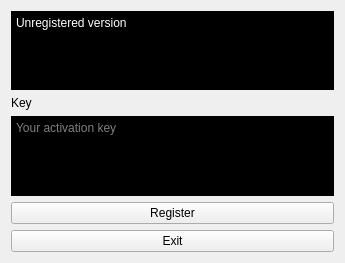
Above: Qt_VMProtect_WebLM-master/Qt_VMProtect_WebLM/ActivationForm.ui from Ampdale/license-system before the change. Below: the same form after it.
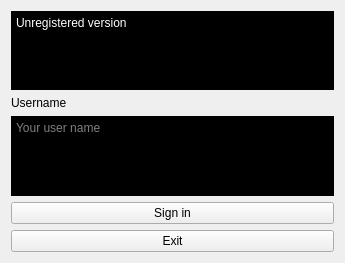
That is the form after the change.

Patch:
```diff
--- a/Qt_VMProtect_WebLM-master/Qt_VMProtect_WebLM/ActivationForm.ui
+++ b/Qt_VMProtect_WebLM-master/Qt_VMProtect_WebLM/ActivationForm.ui
@@ -49,7 +49,7 @@
          <item row="0" column="0">
           <widget class="QLabel" name="label_key">
            <property name="text">
-            <string>Key</string>
+            <string>Username</string>
            </property>
           </widget>
          </item>
@@ -60,7 +60,7 @@
 color: rgb(255, 255, 255);</string>
            </property>
            <property name="placeholderText">
-            <string>Your activation key</string>
+            <string>Your user name</string>
            </property>
           </widget>
          </item>
@@ -71,7 +71,7 @@
      <item>
       <widget class="QPushButton" name="push_register">
        <property name="text">
-        <string>Register</string>
+        <string>Sign in</string>
        </property>
       </widget>
      </item>
```
